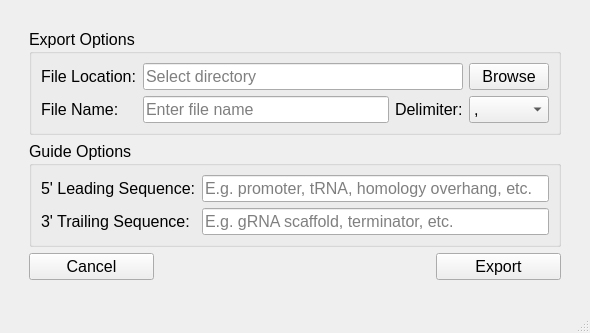
TrinhLab/CASPERapp, file export_tool.ui: the form before one commit.
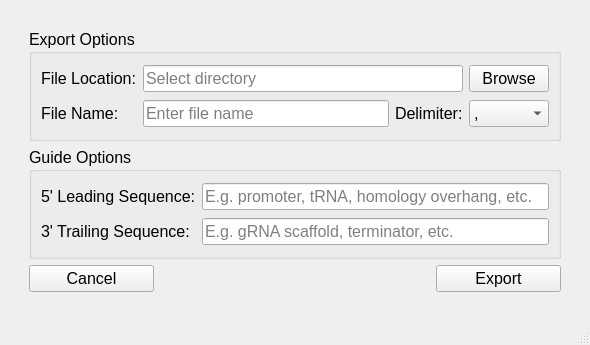
The form after the commit.

Commit message: Added highlighting for newly created table items to prevent export issues

```diff
--- a/export_tool.ui
+++ b/export_tool.ui
@@ -7,7 +7,7 @@
     <x>0</x>
     <y>0</y>
     <width>590</width>
-    <height>333</height>
+    <height>345</height>
    </rect>
   </property>
   <property name="font">
```
Left out of the diff: 2 changed lines with no effect on the pictures. The commit also changes 1 other file.
